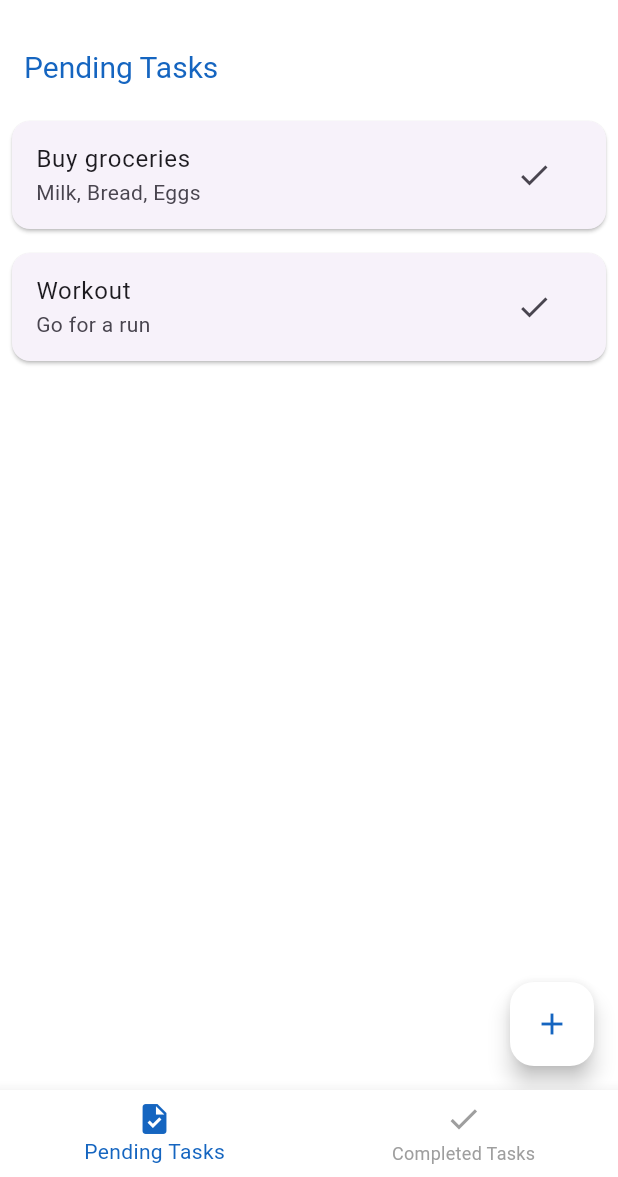
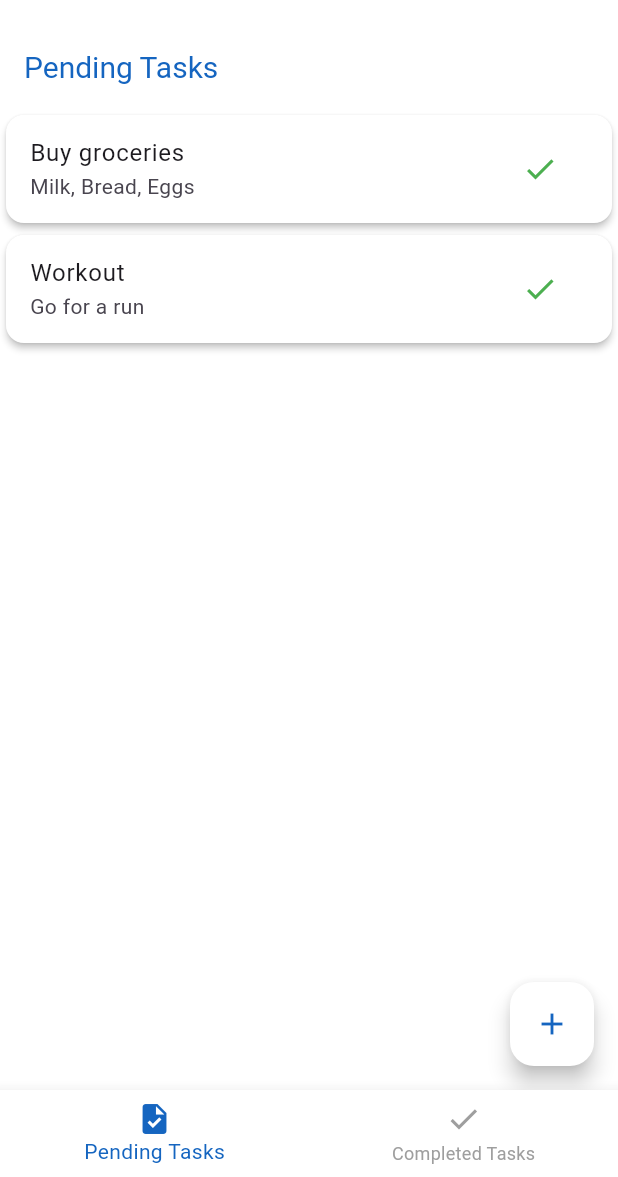
Before and after one commit to KhaledAkel/TODO-App-Flutter, a Flutter app: the screen it shows after launch, on a phone screen of 412 x 824 dp, the part 59-1236 px from its top. Run offline on Flutter 3.47's test engine with Material 3 defaults, Android fonts, the phone set to English and light mode, and no system bars.

Commit message:
update the task card UI

```diff
--- a/lib/components/task_card.dart
+++ b/lib/components/task_card.dart
@@ -3,23 +3,35 @@ import '../models/task.dart';
 
 class TaskCard extends StatelessWidget {
   final Task task;
-  final VoidCallback onComplete; // Callback for when the task is completed
+  final VoidCallback onComplete; // Callback to mark task as complete
+  final VoidCallback onUncomplete; // Callback to uncomplete or remove the task
 
-  TaskCard(
-      {required this.task,
-      required this.onComplete}); // Make sure to require onComplete
+  const TaskCard({
+    Key? key,
+    required this.task,
+    required this.onComplete,
+    required this.onUncomplete,
+  }) : super(key: key);
 
   @override
   Widget build(BuildContext context) {
     return Card(
-      margin: EdgeInsets.all(8.0),
+      color: Colors.white, // Set card color to white
+      elevation: 2, // Optional: adds some elevation for depth
       child: ListTile(
         title: Text(task.title),
         subtitle: Text(task.description),
-        trailing: IconButton(
-          icon: Icon(Icons.check),
-          onPressed: onComplete, // Call the onComplete callback when pressed
-        ),
+        trailing: task.isCompleted
+            ? IconButton(
+                icon: Icon(Icons.close,
+                    color: Colors.red), // Close icon for completed tasks
+                onPressed: onUncomplete, // Call the onUncomplete callback
+              )
+            : IconButton(
+                icon: Icon(Icons.check,
+                    color: Colors.green), // Check icon for pending tasks
+                onPressed: onComplete, // Call the onComplete callback
+              ),
       ),
     );
   }
```
